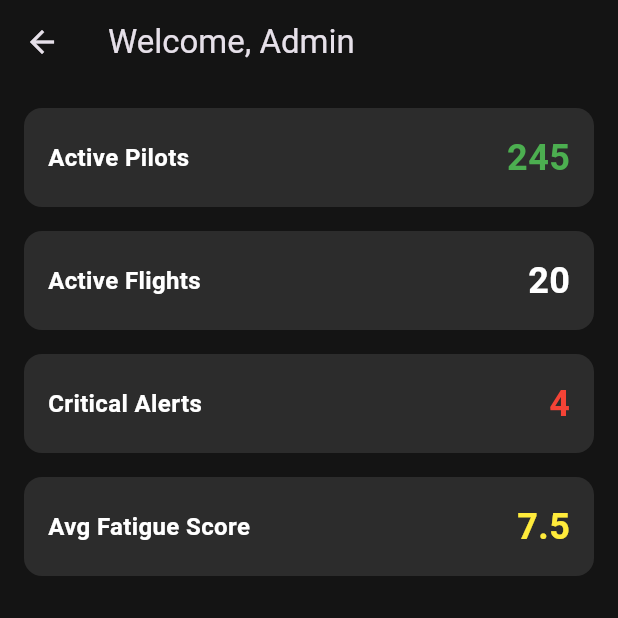
After one commit to TalhaShahid004/Pilot-Fatigue-Management-System-DBMS, a Flutter app: the AdminDashboardScreen screen opened by its route, on a phone screen of 412 x 824 dp, the top half of it. The commit adds this screen. Run offline on Flutter 3.47's test engine with Material 3 defaults, Android fonts, the phone set to English and light mode, and no system bars; our stand-ins replace cloud_firestore, firebase_auth, firebase_core; accounts and stored records are empty.

Commit message:
Added admin dashboard.

```diff
--- /dev/null
+++ b/src/lib/Admin Screens/admin_dashboard.dart
@@ -0,0 +1,83 @@
+import 'package:flutter/material.dart';
+
+class AdminDashboardScreen extends StatelessWidget {
+  const AdminDashboardScreen({super.key});
+
+  @override
+  Widget build(BuildContext context) {
+    return Scaffold(
+      backgroundColor: const Color(0xFF141414),
+      appBar: AppBar(
+        title: const Text('Welcome, Admin'),
+        backgroundColor: const Color(0xFF141414),
+      ),
+      body: Padding(
+        padding: const EdgeInsets.all(16.0),
+        child: Column(
+          crossAxisAlignment: CrossAxisAlignment.start,
+          children: [
+            _buildInfoCard(
+              title: 'Active Pilots',
+              value: '245',
+              color: Colors.green,
+            ),
+            const SizedBox(height: 16),
+            _buildInfoCard(
+              title: 'Active Flights',
+              value: '20',
+              color: Colors.white,
+            ),
+            const SizedBox(height: 16),
+            _buildInfoCard(
+              title: 'Critical Alerts',
+              value: '4',
+              color: Colors.red,
+            ),
+            const SizedBox(height: 16),
+            _buildInfoCard(
+              title: 'Avg Fatigue Score',
+              value: '7.5',
+              color: Colors.yellow,
+            ),
+          ],
+        ),
+      ),
+    );
+  }
+
+  Widget _buildInfoCard({
+    required String title,
+    required String value,
+    required Color color,
+  }) {
+    return Container(
+      width: double.infinity,
+      padding: const EdgeInsets.all(16),
+      decoration: BoxDecoration(
+        color: const Color(0xFF2C2C2C),
+        borderRadius: BorderRadius.circular(12),
+      ),
+      child: Row(
+        mainAxisAlignment: MainAxisAlignment.spaceBetween,
+        children: [
+          Text(
+            title,
+            style: const TextStyle(
+              fontSize: 16,
+              fontWeight: FontWeight.bold,
+              color: Colors.white,
+            ),
+          ),
+          Text(
+            value,
+            style: TextStyle(
+              fontSize: 24,
+              fontWeight: FontWeight.bold,
+              color: color,
+            ),
+          ),
+        ],
+      ),
+    );
+  }
+}
--- a/src/lib/main.dart
+++ b/src/lib/main.dart
@@ -8,7 +8,7 @@ import 'Authentication Screens/signup.dart';
 import 'Pilot Screens/dashboard.dart';
 import 'Pilot Screens/flight_assessment.dart';
 
-import 'Operations Screens/dashboard.dart';
+import 'Operations Screens/operationDashboard.dart';
 import 'Operations Screens/operationProfile.dart';
 import 'Operations Screens/flight_details_operations.dart';
 import 'Operations Screens/fatigue_details.dart';
@@ -16,6 +16,9 @@ import 'Operations Screens/manage_flight.dart';
 import 'Operations Screens/Flight_Lists/critical_flights.dart';
 import 'Operations Screens/Flight_Lists/moderate_flights.dart';
 import 'Operations Screens/Flight_Lists/healthy_flights.dart';
+
+import 'Admin Screens/admin_dashboard.dart';
+
 import 'package:firebase_core/firebase_core.dart';
 
 void main() async {
@@ -41,7 +44,6 @@ void main() async {
 
 //   runApp(const MyApp());
 // }
-
 
 class MyApp extends StatelessWidget {
   const MyApp({super.key});
@@ -77,16 +79,17 @@ class MyApp extends StatelessWidget {
         '/dashboard': (context) => const DashboardScreen(),
         '/flight_assessment': (context) => const FlightAssessmentScreen(),
         '/flight_risk': (context) => const OperationsDashboardScreen(),
-        '/critical_risk_flights': (context) => const CriticalRiskFlightsScreen(),
-        '/moderate_risk_flights': (context) => const ModerateRiskFlightsScreen(),
+        '/critical_risk_flights': (context) =>
+            const CriticalRiskFlightsScreen(),
+        '/moderate_risk_flights': (context) =>
+            const ModerateRiskFlightsScreen(),
         '/healthy_risk_flights': (context) => const HealthyRiskFlightsScreen(),
         '/flight_details_operations': (context) => const FlightDetailsScreen(),
         '/fatigue_details': (context) => const FatigueDetailsScreen(),
         '/manage_flight': (context) => const ManageFlightScreen(),
         '/profile': (context) => const ProfileScreen(),
         '/operation_profile': (context) => const OperationsProfileScreen(),
-
-
+        '/admin_dashboard': (context) => const AdminDashboardScreen(),
       },
     );
   }
```
Also changed, not shown: src/lib/Authentication Screens/login.dart (+7 -3 lines).
